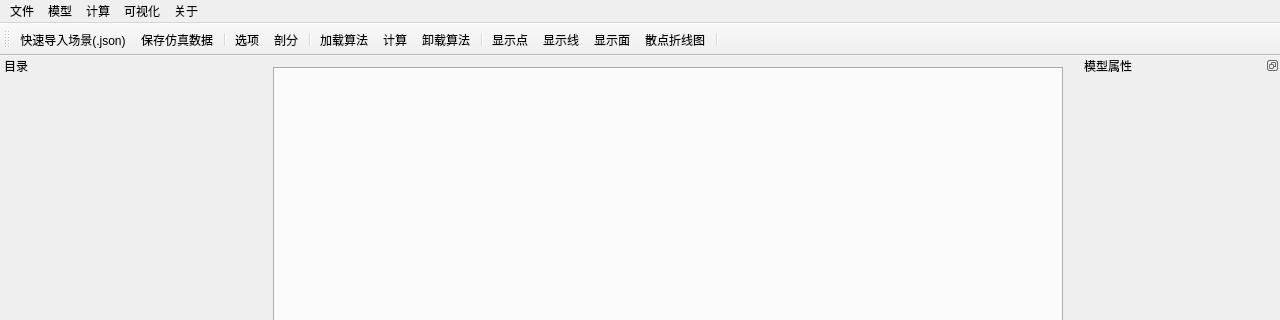
The window that SCS_openMesh/SCS_openMesh/mainwindow.ui (joilee/MCV_Platform) describes before a commit, drawn with Qt 5; both pictures show x 0 to 1280 and y 0 to 320 of the 1280 by 892 pixel window.
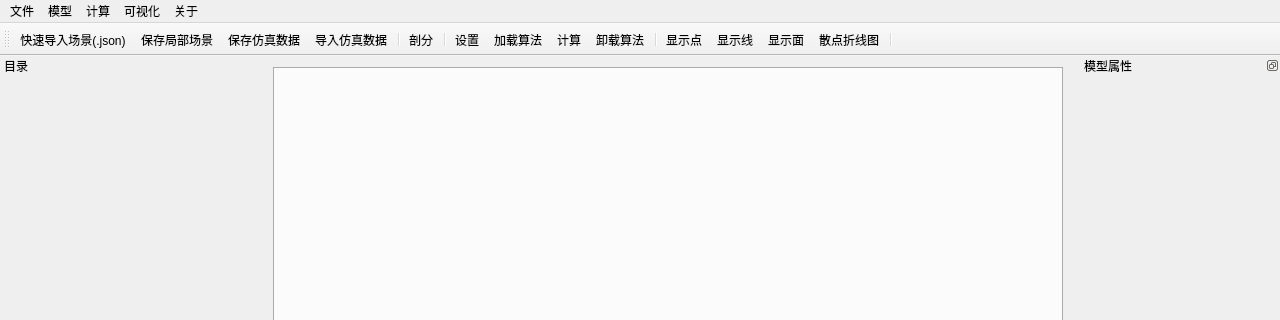
The same window after the commit. Icons and pictures are not drawn. Custom widgets are drawn as their Qt base class.

```diff
--- a/SCS_openMesh/SCS_openMesh/mainwindow.ui
+++ b/SCS_openMesh/SCS_openMesh/mainwindow.ui
@@ -134,11 +134,13 @@
     <bool>false</bool>
    </attribute>
    <addaction name="action_json"/>
+   <addaction name="action_saveLocal"/>
    <addaction name="action_saveResult"/>
+   <addaction name="action_loadResult"/>
    <addaction name="separator"/>
-   <addaction name="computerOption"/>
    <addaction name="action_startMesh"/>
    <addaction name="separator"/>
+   <addaction name="computerOption"/>
    <addaction name="action_loadPlugin"/>
    <addaction name="action_run"/>
    <addaction name="action_deletePlugin"/>
@@ -609,7 +611,7 @@
      <normaloff>Resources/select1.ico</normaloff>Resources/select1.ico</iconset>
    </property>
    <property name="text">
-    <string>选项</string>
+    <string>设置</string>
    </property>
   </action>
   <action name="action_obj">
```
Left out of the diff: 15 changed lines with no effect on the pictures.
